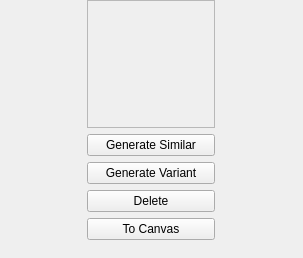
Before: the Qt Designer form src/airunner/widgets/image/templates/image_widget.ui in Capsize-Games/airunner, drawn with Qt 5.
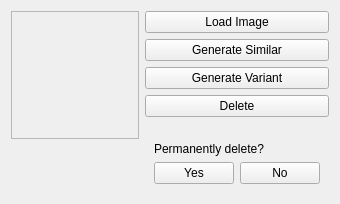
After: the same form once the commit is applied. Icons and pictures are not drawn.

Commit message: More updates to image browser

Patch:
```diff
--- a/src/airunner/widgets/image/templates/image_widget.ui
+++ b/src/airunner/widgets/image/templates/image_widget.ui
@@ -6,12 +6,12 @@
    <rect>
     <x>0</x>
     <y>0</y>
-    <width>303</width>
-    <height>258</height>
+    <width>326</width>
+    <height>204</height>
    </rect>
   </property>
   <property name="sizePolicy">
-   <sizepolicy hsizetype="Expanding" vsizetype="Expanding">
+   <sizepolicy hsizetype="Maximum" vsizetype="Expanding">
     <horstretch>0</horstretch>
     <verstretch>0</verstretch>
    </sizepolicy>
@@ -24,7 +24,7 @@
   </property>
   <property name="maximumSize">
    <size>
-    <width>16777215</width>
+    <width>326</width>
     <height>16777215</height>
    </size>
   </property>
@@ -32,49 +32,11 @@
    <string>Form</string>
   </property>
   <layout class="QGridLayout" name="gridLayout">
-   <property name="leftMargin">
-    <number>0</number>
-   </property>
-   <property name="topMargin">
-    <number>0</number>
-   </property>
-   <property name="rightMargin">
-    <number>0</number>
-   </property>
-   <property name="bottomMargin">
-    <number>0</number>
-   </property>
-   <item row="1" column="0">
-    <widget class="QPushButton" name="pushButton_3">
-     <property name="cursor">
-      <cursorShape>PointingHandCursor</cursorShape>
-     </property>
-     <property name="text">
-      <string>Generate Similar</string>
-     </property>
-    </widget>
-   </item>
-   <item row="3" column="0">
-    <widget class="QPushButton" name="pushButton">
-     <property name="cursor">
-      <cursorShape>PointingHandCursor</cursorShape>
-     </property>
-     <property name="text">
-      <string>Delete</string>
-     </property>
-    </widget>
-   </item>
-   <item row="4" column="0">
-    <widget class="QPushButton" name="pushButton_2">
-     <property name="cursor">
-      <cursorShape>PointingHandCursor</cursorShape>
-     </property>
-     <property name="text">
-      <string>To Canvas</string>
-     </property>
-    </widget>
-   </item>
    <item row="0" column="0">
+    <layout class="QHBoxLayout" name="horizontalLayout">
+     <item>
+      <layout class="QVBoxLayout" name="verticalLayout_3">
+       <item>
     <widget class="QFrame" name="image_frame">
      <property name="minimumSize">
       <size>
@@ -96,8 +58,8 @@
      </property>
     </widget>
    </item>
-   <item row="5" column="0">
-    <spacer name="verticalSpacer">
+       <item>
+        <spacer name="verticalSpacer_2">
      <property name="orientation">
       <enum>Qt::Vertical</enum>
      </property>
@@ -109,13 +71,102 @@
      </property>
     </spacer>
    </item>
-   <item row="2" column="0">
+      </layout>
+     </item>
+     <item>
+      <layout class="QVBoxLayout" name="verticalLayout_2">
+       <item>
+        <layout class="QVBoxLayout" name="verticalLayout">
+         <item>
+          <widget class="QPushButton" name="pushButton_2">
+           <property name="cursor">
+            <cursorShape>PointingHandCursor</cursorShape>
+           </property>
+           <property name="text">
+            <string>Load Image</string>
+           </property>
+          </widget>
+         </item>
+         <item>
+          <widget class="QPushButton" name="pushButton_3">
+           <property name="cursor">
+            <cursorShape>PointingHandCursor</cursorShape>
+           </property>
+           <property name="text">
+            <string>Generate Similar</string>
+           </property>
+          </widget>
+         </item>
+         <item>
     <widget class="QPushButton" name="pushButton_4">
      <property name="text">
       <string>Generate Variant</string>
      </property>
     </widget>
    </item>
+         <item>
+          <widget class="QPushButton" name="pushButton">
+           <property name="cursor">
+            <cursorShape>PointingHandCursor</cursorShape>
+           </property>
+           <property name="toolTip">
+            <string>Delete image</string>
+           </property>
+           <property name="text">
+            <string>Delete</string>
+           </property>
+           <property name="icon">
+            <iconset theme="user-trash">
+             <normaloff>.</normaloff>.</iconset>
+           </property>
+          </widget>
+         </item>
+        </layout>
+       </item>
+       <item>
+        <spacer name="verticalSpacer">
+         <property name="orientation">
+          <enum>Qt::Vertical</enum>
+         </property>
+         <property name="sizeHint" stdset="0">
+          <size>
+           <width>20</width>
+           <height>40</height>
+          </size>
+         </property>
+        </spacer>
+       </item>
+       <item>
+        <widget class="QWidget" name="permanently_delete_2" native="true">
+         <layout class="QGridLayout" name="permanently_delete">
+          <item row="1" column="0">
+           <widget class="QPushButton" name="pushButton_5">
+            <property name="text">
+             <string>Yes</string>
+            </property>
+           </widget>
+          </item>
+          <item row="0" column="0" colspan="2">
+           <widget class="QLabel" name="label">
+            <property name="text">
+             <string>Permanently delete?</string>
+            </property>
+           </widget>
+          </item>
+          <item row="1" column="1">
+           <widget class="QPushButton" name="pushButton_6">
+            <property name="text">
+             <string>No</string>
+            </property>
+           </widget>
+          </item>
+         </layout>
+        </widget>
+       </item>
+      </layout>
+     </item>
+    </layout>
+   </item>
   </layout>
  </widget>
  <resources/>
```
Left out of the diff: 55 changed lines with no effect on the pictures. Lines whose indentation alone changed are shown as unchanged. The commit also changes 10 other files.
